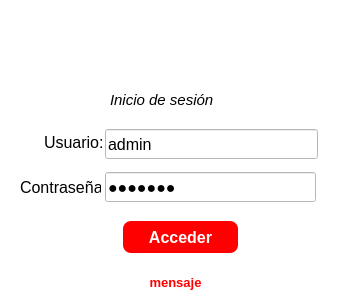
Old version of the form gui/login.ui in the repository QuitoAr/Cine.
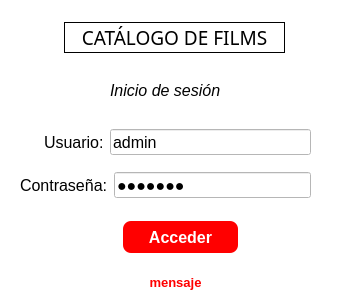
New version of the form. Icons and pictures are not drawn.

Commit message:
Add SelectAllLineEdit class for automatic text selection in QLineEdit
- Implemented a custom QLineEdit subclass that selects all text when the field gains focus or is clicked.

The edit to the form file:
```diff
--- a/gui/login.ui
+++ b/gui/login.ui
@@ -21,131 +21,18 @@
   <property name="styleSheet">
    <string notr="true">background-color: rgb(255, 255, 255);</string>
   </property>
-  <widget class="QLabel" name="label">
-   <property name="geometry">
-    <rect>
-     <x>125</x>
-     <y>10</y>
-     <width>71</width>
-     <height>61</height>
-    </rect>
-   </property>
-   <property name="text">
-    <string/>
-   </property>
-   <property name="pixmap">
-    <pixmap>../Iso+logo.jpg</pixmap>
-   </property>
-   <property name="scaledContents">
-    <bool>true</bool>
-   </property>
-  </widget>
-  <widget class="QLabel" name="label_2">
-   <property name="geometry">
-    <rect>
-     <x>44</x>
-     <y>130</y>
-     <width>61</width>
-     <height>25</height>
-    </rect>
-   </property>
-   <property name="font">
-    <font>
-     <family>Arial</family>
-     <pointsize>12</pointsize>
-    </font>
-   </property>
-   <property name="text">
-    <string>Usuario:</string>
-   </property>
-  </widget>
-  <widget class="QLabel" name="label_3">
-   <property name="geometry">
-    <rect>
-     <x>20</x>
-     <y>175</y>
-     <width>81</width>
-     <height>25</height>
-    </rect>
-   </property>
-   <property name="font">
-    <font>
-     <family>Arial</family>
-     <pointsize>12</pointsize>
-    </font>
-   </property>
-   <property name="text">
-    <string>Contraseña:</string>
-   </property>
-  </widget>
-  <widget class="QLineEdit" name="txtUsuario">
-   <property name="geometry">
-    <rect>
-     <x>105</x>
-     <y>129</y>
-     <width>213</width>
-     <height>30</height>
-    </rect>
-   </property>
-   <property name="font">
-    <font>
-     <family>Arial</family>
-     <pointsize>12</pointsize>
-    </font>
-   </property>
-   <property name="cursor">
-    <cursorShape>SizeVerCursor</cursorShape>
-   </property>
-   <property name="styleSheet">
-    <string notr="true"/>
-   </property>
-   <property name="text">
-    <string>admin</string>
-   </property>
-   <property name="placeholderText">
-    <string>Ingrese su usuario</string>
-   </property>
-  </widget>
-  <widget class="QLineEdit" name="txtClave">
-   <property name="geometry">
-    <rect>
-     <x>105</x>
-     <y>172</y>
-     <width>211</width>
-     <height>30</height>
-    </rect>
-   </property>
-   <property name="font">
-    <font>
-     <family>Arial</family>
-     <pointsize>12</pointsize>
-    </font>
-   </property>
-   <property name="styleSheet">
-    <string notr="true"/>
-   </property>
-   <property name="text">
-    <string>citizen</string>
-   </property>
-   <property name="echoMode">
-    <enum>QLineEdit::Password</enum>
-   </property>
-   <property name="placeholderText">
-    <string>Ingrese su contraseña</string>
-   </property>
-  </widget>
   <widget class="QLabel" name="label_4">
    <property name="geometry">
     <rect>
      <x>110</x>
-     <y>90</y>
+     <y>80</y>
      <width>111</width>
      <height>20</height>
     </rect>
    </property>
    <property name="font">
     <font>
-     <pointsize>11</pointsize>
+     <pointsize>12</pointsize>
      <weight>50</weight>
      <italic>true</italic>
      <bold>false</bold>
@@ -210,6 +97,133 @@
     <set>Qt::AlignCenter</set>
    </property>
   </widget>
+  <widget class="QLabel" name="label">
+   <property name="geometry">
+    <rect>
+     <x>64</x>
+     <y>22</y>
+     <width>221</width>
+     <height>31</height>
+    </rect>
+   </property>
+   <property name="font">
+    <font>
+     <family>Arial Rounded MT Bold</family>
+     <pointsize>14</pointsize>
+     <weight>50</weight>
+     <bold>false</bold>
+    </font>
+   </property>
+   <property name="autoFillBackground">
+    <bool>true</bool>
+   </property>
+   <property name="frameShape">
+    <enum>QFrame::Box</enum>
+   </property>
+   <property name="frameShadow">
+    <enum>QFrame::Plain</enum>
+   </property>
+   <property name="text">
+    <string>CATÁLOGO DE FILMS</string>
+   </property>
+   <property name="alignment">
+    <set>Qt::AlignCenter</set>
+   </property>
+  </widget>
+  <widget class="QWidget" name="">
+   <property name="geometry">
+    <rect>
+     <x>44</x>
+     <y>129</y>
+     <width>267</width>
+     <height>26</height>
+    </rect>
+   </property>
+   <layout class="QHBoxLayout" name="horizontalLayout">
+    <item>
+     <widget class="QLabel" name="label_2">
+      <property name="font">
+       <font>
+        <family>Arial</family>
+        <pointsize>12</pointsize>
+       </font>
+      </property>
+      <property name="text">
+       <string>Usuario:</string>
+      </property>
+     </widget>
+    </item>
+    <item>
+     <widget class="QLineEdit" name="txtUsuario">
+      <property name="font">
+       <font>
+        <family>Arial</family>
+        <pointsize>12</pointsize>
+       </font>
+      </property>
+      <property name="cursor">
+       <cursorShape>SizeVerCursor</cursorShape>
+      </property>
+      <property name="styleSheet">
+       <string notr="true"/>
+      </property>
+      <property name="text">
+       <string>admin</string>
+      </property>
+      <property name="placeholderText">
+       <string>Ingrese su usuario</string>
+      </property>
+     </widget>
+    </item>
+   </layout>
+  </widget>
+  <widget class="QWidget" name="">
+   <property name="geometry">
+    <rect>
+     <x>20</x>
+     <y>172</y>
+     <width>291</width>
+     <height>26</height>
+    </rect>
+   </property>
+   <layout class="QHBoxLayout" name="horizontalLayout_2">
+    <item>
+     <widget class="QLabel" name="label_3">
+      <property name="font">
+       <font>
+        <family>Arial</family>
+        <pointsize>12</pointsize>
+       </font>
+      </property>
+      <property name="text">
+       <string>Contraseña:</string>
+      </property>
+     </widget>
+    </item>
+    <item>
+     <widget class="QLineEdit" name="txtClave">
+      <property name="font">
+       <font>
+        <family>Arial</family>
+        <pointsize>12</pointsize>
+       </font>
+      </property>
+      <property name="styleSheet">
+       <string notr="true"/>
+      </property>
+      <property name="text">
+       <string>citizen</string>
+      </property>
+      <property name="echoMode">
+       <enum>QLineEdit::Password</enum>
+      </property>
+      <property name="placeholderText">
+       <string>Ingrese su contraseña</string>
+      </property>
+     </widget>
+    </item>
+   </layout>
+  </widget>
  </widget>
  <resources>
   <include location="../imagenes.qrc"/>
```
Left out of the diff: 6 changed lines with no effect on the pictures. The commit also changes 8 other files.
